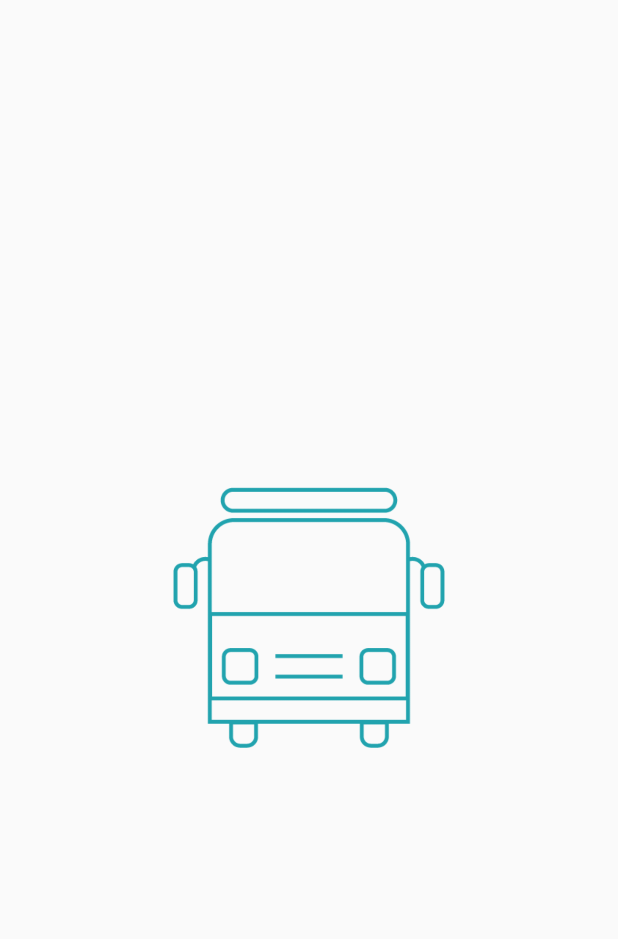
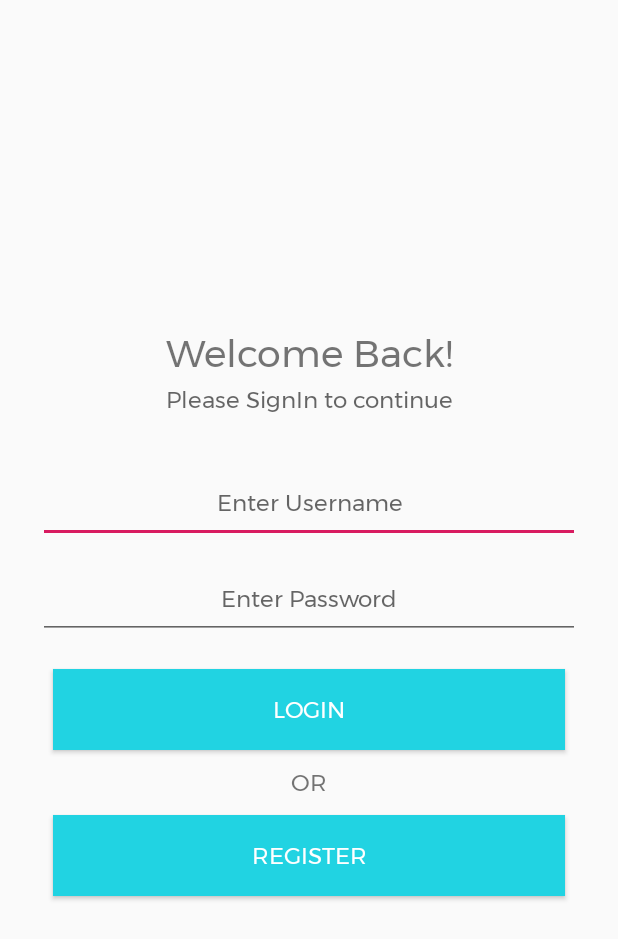
Before and after one commit to decoded-cipher/enteBus, an Android app: the screen it shows after launch (LoginActivity), on a phone screen of 412 x 824 dp. Shown: the top 939 px of the screen. Run offline under Robolectric (Android 15) with nearby library versions, the phone set to English and light mode, and no system bars.

Commit message:
Login Page Completed

```diff
--- a/app/src/main/res/layout/activity_login.xml
+++ b/app/src/main/res/layout/activity_login.xml
@@ -4,13 +4,82 @@
     xmlns:tools="http://schemas.android.com/tools"
     android:layout_width="match_parent"
     android:orientation="vertical"
-    android:gravity="center"
+    android:layout_margin="25dp"
+    android:gravity="center_vertical"
     android:layout_height="match_parent"
     tools:context=".LoginActivity">
 
-    <ImageView
+    <TextView
         android:layout_width="match_parent"
         android:layout_height="wrap_content"
-        android:src="@drawable/logo_picture"/>
+        android:fontFamily="@font/montserrat"
+        android:gravity="center"
+        android:textSize="25dp"
+        android:text="Welcome Back!"/>
+
+    <TextView
+        android:layout_width="match_parent"
+        android:layout_height="wrap_content"
+        android:fontFamily="@font/montserrat"
+        android:gravity="center"
+        android:textSize="15dp"
+        android:layout_marginBottom="30dp"
+        android:hint="Please SignIn to continue"/>
+
+    <EditText
+        android:id="@+id/username"
+        android:layout_width="match_parent"
+        android:layout_height="wrap_content"
+        android:fontFamily="@font/montserrat"
+        android:textSize="15dp"
+        android:gravity="center"
+        android:padding="15dp"
+        android:inputType="textPersonName"
+        android:hint="Enter Username" />
+
+    <EditText
+        android:id="@+id/password"
+        android:layout_width="match_parent"
+        android:layout_height="wrap_content"
+        android:fontFamily="@font/montserrat"
+        android:textSize="15dp"
+        android:gravity="center"
+        android:layout_marginTop="10dp"
+        android:layout_marginBottom="10dp"
+        android:padding="15dp"
+        android:inputType="textPassword"
+        android:hint="Enter Password"/>
+
+    <Button
+        android:id="@+id/login"
+        android:layout_width="match_parent"
+        android:layout_height="wrap_content"
+        android:background="@color/colorPrimaryDark"
+        android:textColor="#fff"
+        android:fontFamily="@font/montserrat"
+        android:textSize="15dp"
+        android:layout_margin="10dp"
+        android:padding="15dp"
+        android:text="LOGIN"/>
+
+    <TextView
+        android:layout_width="match_parent"
+        android:layout_height="wrap_content"
+        android:fontFamily="@font/montserrat"
+        android:gravity="center"
+        android:textSize="15dp"
+        android:text="OR"/>
+
+    <Button
+        android:id="@+id/register"
+        android:layout_width="match_parent"
+        android:layout_height="wrap_content"
+        android:background="@color/colorPrimaryDark"
+        android:textColor="#fff"
+        android:layout_margin="10dp"
+        android:fontFamily="@font/montserrat"
+        android:textSize="15dp"
+        android:padding="15dp"
+        android:text="REGISTER"/>
 
 </LinearLayout>
```
Also changed, not shown: app/src/main/res/drawable/logo_picture.png, app/src/main/res/font/montserrat.ttf (added).
